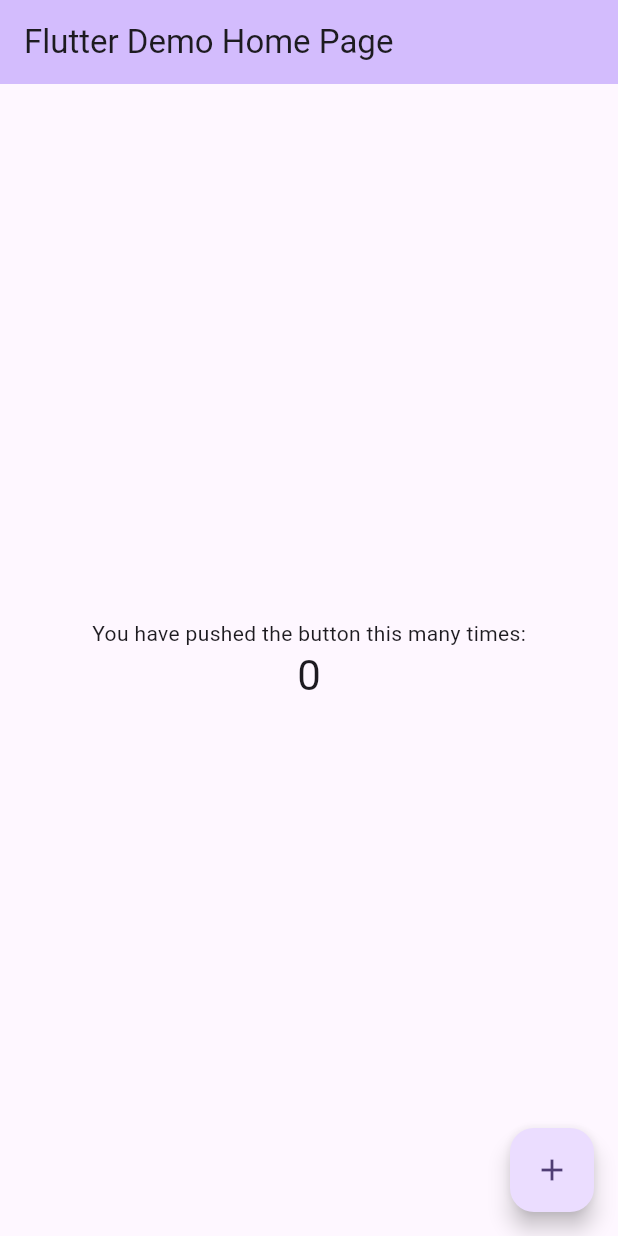
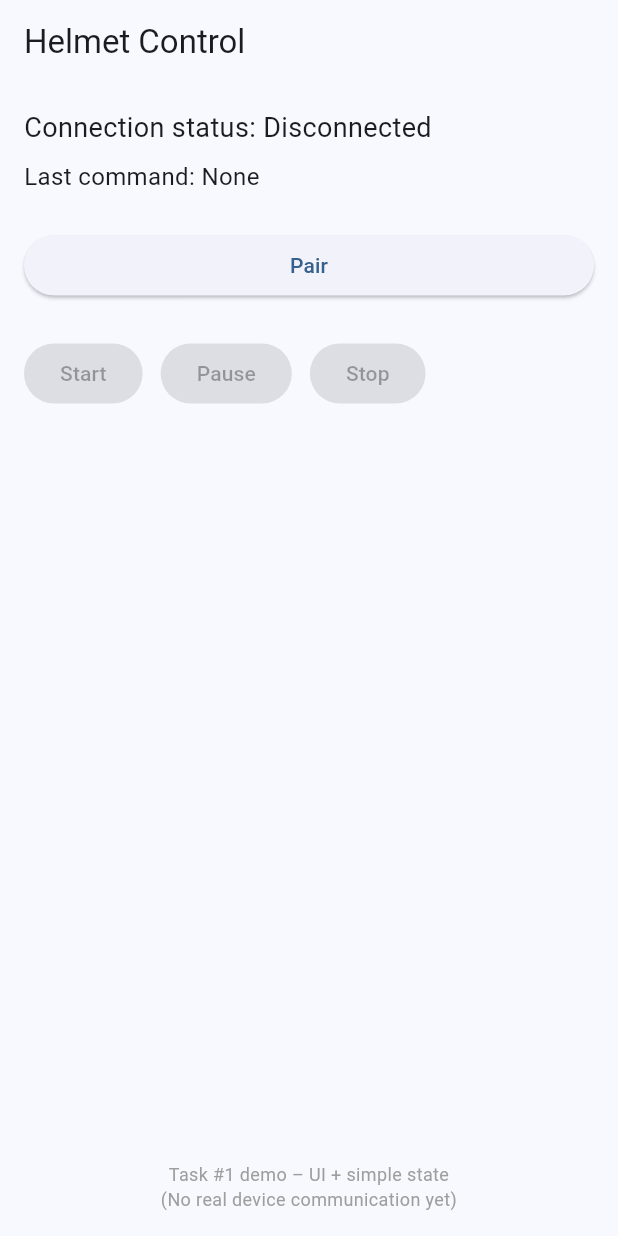
Before and after one commit to izelc/helmet_control_app-, a Flutter app: the screen it shows after launch, on a phone screen of 412 x 824 dp. Run offline on Flutter 3.47's test engine with Material 3 defaults, Android fonts, the phone set to English and light mode, and no system bars.

Commit message:
Implement Task 1: basic helmet control UI with local state

```diff
--- a/lib/main.dart
+++ b/lib/main.dart
@@ -1,122 +1,148 @@
 import 'package:flutter/material.dart';
 
 void main() {
-  runApp(const MyApp());
+  runApp(const HelmetApp());
 }
 
-class MyApp extends StatelessWidget {
-  const MyApp({super.key});
+class HelmetApp extends StatelessWidget {
+  const HelmetApp({super.key});
 
-  // This widget is the root of your application.
   @override
   Widget build(BuildContext context) {
     return MaterialApp(
-      title: 'Flutter Demo',
+      title: 'Helmet Control',
       theme: ThemeData(
-        // This is the theme of your application.
-        //
-        // TRY THIS: Try running your application with "flutter run". You'll see
-        // the application has a purple toolbar. Then, without quitting the app,
-        // try changing the seedColor in the colorScheme below to Colors.green
-        // and then invoke "hot reload" (save your changes or press the "hot
-        // reload" button in a Flutter-supported IDE, or press "r" if you used
-        // the command line to start the app).
-        //
-        // Notice that the counter didn't reset back to zero; the application
-        // state is not lost during the reload. To reset the state, use hot
-        // restart instead.
-        //
-        // This works for code too, not just values: Most code changes can be
-        // tested with just a hot reload.
-        colorScheme: .fromSeed(seedColor: Colors.deepPurple),
+        colorScheme: ColorScheme.fromSeed(seedColor: Colors.blue),
+        useMaterial3: true,
       ),
-      home: const MyHomePage(title: 'Flutter Demo Home Page'),
+      home: const HelmetControlPage(),
     );
   }
 }
 
-class MyHomePage extends StatefulWidget {
-  const MyHomePage({super.key, required this.title});
+enum ConnectionStatus { disconnected, pairing, connected }
 
-  // This widget is the home page of your application. It is stateful, meaning
-  // that it has a State object (defined below) that contains fields that affect
-  // how it looks.
-
-  // This class is the configuration for the state. It holds the values (in this
-  // case the title) provided by the parent (in this case the App widget) and
-  // used by the build method of the State. Fields in a Widget subclass are
-  // always marked "final".
-
-  final String title;
+class HelmetControlPage extends StatefulWidget {
+  const HelmetControlPage({super.key});
 
   @override
-  State<MyHomePage> createState() => _MyHomePageState();
+  State<HelmetControlPage> createState() => _HelmetControlPageState();
 }
 
-class _MyHomePageState extends State<MyHomePage> {
-  int _counter = 0;
+class _HelmetControlPageState extends State<HelmetControlPage> {
+  ConnectionStatus _connectionStatus = ConnectionStatus.disconnected;
+  String _lastCommand = 'None';
 
-  void _incrementCounter() {
+  void _setCommand(String command) {
     setState(() {
-      // This call to setState tells the Flutter framework that something has
-      // changed in this State, which causes it to rerun the build method below
-      // so that the display can reflect the updated values. If we changed
-      // _counter without calling setState(), then the build method would not be
-      // called again, and so nothing would appear to happen.
-      _counter++;
+      _lastCommand = command;
     });
+  }
+
+  void _onPair() {
+    setState(() {
+      _connectionStatus = ConnectionStatus.pairing;
+      _lastCommand = 'pair';
+    });
+
+    // Şimdilik "başarılı bağlandı" simülasyonu (Task #1 için)
+    Future.delayed(const Duration(seconds: 1), () {
+      setState(() {
+        _connectionStatus = ConnectionStatus.connected;
+      });
+    });
+  }
+
+  void _onStart() {
+    if (_connectionStatus != ConnectionStatus.connected) return;
+    _setCommand('start');
+  }
+
+  void _onPause() {
+    if (_connectionStatus != ConnectionStatus.connected) return;
+    _setCommand('pause');
+  }
+
+  void _onStop() {
+    if (_connectionStatus != ConnectionStatus.connected) return;
+    _setCommand('stop');
+  }
+
+  String get _connectionText {
+    switch (_connectionStatus) {
+      case ConnectionStatus.disconnected:
+        return 'Disconnected';
+      case ConnectionStatus.pairing:
+        return 'Pairing...';
+      case ConnectionStatus.connected:
+        return 'Connected';
+    }
   }
 
   @override
   Widget build(BuildContext context) {
-    // This method is rerun every time setState is called, for instance as done
-    // by the _incrementCounter method above.
-    //
-    // The Flutter framework has been optimized to make rerunning build methods
-    // fast, so that you can just rebuild anything that needs updating rather
-    // than having to individually change instances of widgets.
+    final isConnected = _connectionStatus == ConnectionStatus.connected;
+
     return Scaffold(
-      appBar: AppBar(
-        // TRY THIS: Try changing the color here to a specific color (to
-        // Colors.amber, perhaps?) and trigger a hot reload to see the AppBar
-        // change color while the other colors stay the same.
-        backgroundColor: Theme.of(context).colorScheme.inversePrimary,
-        // Here we take the value from the MyHomePage object that was created by
-        // the App.build method, and use it to set our appbar title.
-        title: Text(widget.title),
-      ),
-      body: Center(
-        // Center is a layout widget. It takes a single child and positions it
-        // in the middle of the parent.
+      appBar: AppBar(title: const Text('Helmet Control')),
+      body: Padding(
+        padding: const EdgeInsets.all(16.0),
         child: Column(
-          // Column is also a layout widget. It takes a list of children and
-          // arranges them vertically. By default, it sizes itself to fit its
-          // children horizontally, and tries to be as tall as its parent.
-          //
-          // Column has various properties to control how it sizes itself and
-          // how it positions its children. Here we use mainAxisAlignment to
-          // center the children vertically; the main axis here is the vertical
-          // axis because Columns are vertical (the cross axis would be
-          // horizontal).
-          //
-          // TRY THIS: Invoke "debug painting" (choose the "Toggle Debug Paint"
-          // action in the IDE, or press "p" in the console), to see the
-          // wireframe for each widget.
-          mainAxisAlignment: .center,
+          crossAxisAlignment: CrossAxisAlignment.stretch,
           children: [
-            const Text('You have pushed the button this many times:'),
+            // Status texts
             Text(
-              '$_counter',
-              style: Theme.of(context).textTheme.headlineMedium,
+              'Connection status: $_connectionText',
+              style: const TextStyle(fontSize: 18),
+            ),
+            const SizedBox(height: 8),
+            Text(
+              'Last command: $_lastCommand',
+              style: const TextStyle(fontSize: 16),
+            ),
+            const SizedBox(height: 24),
+
+            // Pair button
+            ElevatedButton(
+              onPressed: _connectionStatus == ConnectionStatus.connected
+                  ? null
+                  : _onPair,
+              child: const Text('Pair'),
+            ),
+
+            const SizedBox(height: 24),
+
+            // Command buttons
+            Wrap(
+              spacing: 12,
+              runSpacing: 12,
+              children: [
+                ElevatedButton(
+                  onPressed: isConnected ? _onStart : null,
+                  child: const Text('Start'),
+                ),
+                ElevatedButton(
+                  onPressed: isConnected ? _onPause : null,
+                  child: const Text('Pause'),
+                ),
+                ElevatedButton(
+                  onPressed: isConnected ? _onStop : null,
+                  child: const Text('Stop'),
+                ),
+              ],
+            ),
+
+            const Spacer(),
+
+            // Küçük info alanı
+            const Text(
+              'Task #1 demo – UI + simple state\n(No real device communication yet)',
+              textAlign: TextAlign.center,
+              style: TextStyle(fontSize: 12, color: Colors.grey),
             ),
           ],
         ),
       ),
-      floatingActionButton: FloatingActionButton(
-        onPressed: _incrementCounter,
-        tooltip: 'Increment',
-        child: const Icon(Icons.add),
-      ),
     );
   }
 }
```
